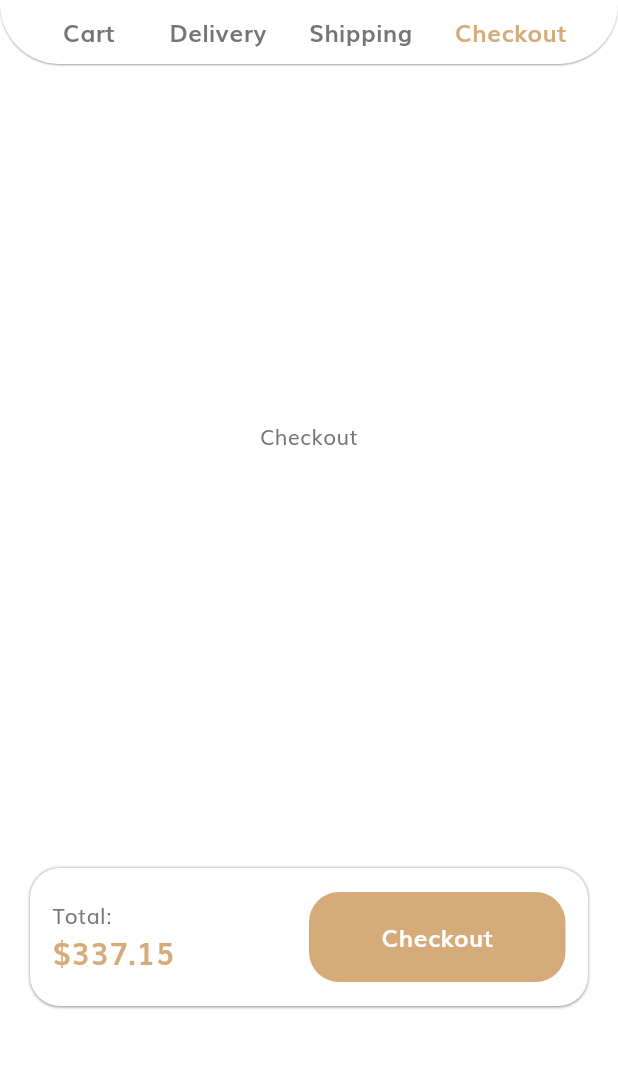
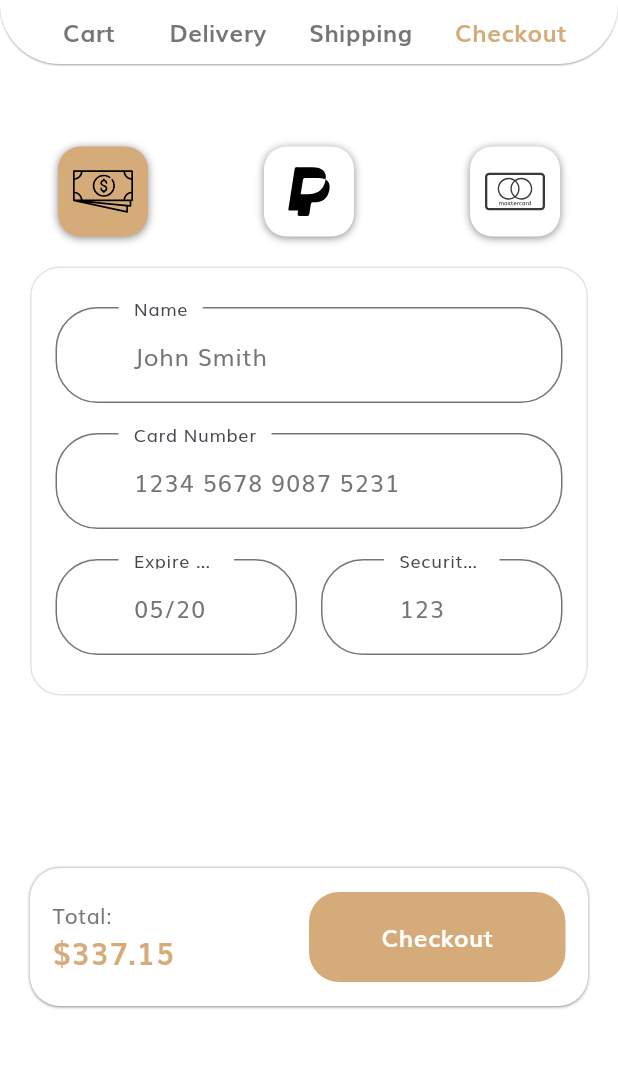
Before and after one commit to Mukarram-Dev/Ecommerce-App-Flutter, a Flutter app: the CartScreen screen opened directly, after a tap on "Checkout", on a phone screen of 412 x 824 dp, the part 170-1236 px from its top. Run offline on Flutter 3.47's test engine with Material 3 defaults, Android fonts, the phone set to English and light mode, and no system bars; our stand-ins replace another_flushbar, carousel_slider, curved_navigation_bar, flutter_hooks, flutter_riverpod, flutter_svg and 5 more; accounts and stored records are empty; network calls fail.

Commit message:
chekout ui complete

```diff
--- a/lib/config/assets/image_assets.dart
+++ b/lib/config/assets/image_assets.dart
@@ -67,4 +67,7 @@ class ImageAssets {
   static const String deliveryIcon = 'assets/svg/delivery.svg';
   static const String shippingIcon = 'assets/svg/shipping.svg';
   static const String checkoutIcon = 'assets/svg/checkout.svg';
+  static const String paypalIcon = 'assets/svg/paypal.svg';
+  static const String mastercardIcon = 'assets/svg/mastercard.svg';
+  static const String cashDeliveryIcon = 'assets/svg/cod.svg';
 }
--- a/lib/views/cart screen/cart_screen.dart
+++ b/lib/views/cart screen/cart_screen.dart
@@ -8,6 +8,7 @@ import 'package:ecommerce_app/views/cart%20screen/widgets/address_cardview.dart'
 import 'package:ecommerce_app/views/cart%20screen/widgets/cart_listview.dart';
 import 'package:ecommerce_app/views/cart%20screen/widgets/checkout_card.dart';
 import 'package:ecommerce_app/views/cart%20screen/widgets/delivery_option_widget.dart';
+import 'package:ecommerce_app/views/cart%20screen/widgets/payment_checkout.dart';
 import 'package:flutter/material.dart';
 import 'package:flutter_riverpod/flutter_riverpod.dart';
 import 'package:flutter_svg/svg.dart';
@@ -33,9 +34,17 @@ class _CartScreenState extends ConsumerState<CartScreen> {
   }
 
   @override
+  void dispose() {
+    _pageController.dispose();
+    super.dispose();
+  }
+
+  @override
   Widget build(BuildContext context) {
     final orderState = ref.watch(orderProvider);
-    return Scaffold(
+    return PopScope(
+      onPopInvokedWithResult: (didPop, result) => _onCategoryTap(0),
+      child: Scaffold(
         backgroundColor: Colors.white,
         appBar: AppBar(
           elevation: 0.5,
@@ -124,6 +133,7 @@ class _CartScreenState extends ConsumerState<CartScreen> {
             title: orderState.activePage == 3 ? 'Checkout' : 'Proceed',
           ),
         ),
+      ),
     );
   }
 }
@@ -132,5 +142,5 @@ List<Widget> orderprocssingWidget = [
   const CartListview(),
   const Center(child: DeliveryOptionWidget()),
   const Center(child: AddressCardview()),
-  const Center(child: Text('Checkout')),
+  const Center(child: PaymentCheckoutView()),
 ];
--- /dev/null
+++ b/lib/views/cart screen/widgets/payment_checkout.dart
@@ -0,0 +1,99 @@
+import 'package:ecommerce_app/config/components/custom_text_field.dart';
+import 'package:ecommerce_app/config/theme/colors.dart';
+import 'package:ecommerce_app/providers/order%20process/order_provider.dart';
+import 'package:ecommerce_app/utils/app_constants.dart';
+import 'package:flutter/material.dart';
+import 'package:flutter_riverpod/flutter_riverpod.dart';
+import 'package:flutter_svg/svg.dart';
+
+class PaymentCheckoutView extends ConsumerWidget {
+  const PaymentCheckoutView({super.key});
+
+  @override
+  Widget build(BuildContext context, WidgetRef ref) {
+    final orderState = ref.watch(orderProvider);
+    return SingleChildScrollView(
+      child: Column(
+        children: [
+          Row(
+              mainAxisAlignment: MainAxisAlignment.spaceAround,
+              children: List.generate(
+                orderState.paymentMethodList.length,
+                (index) {
+                  final payment = orderState.paymentMethodList[index];
+
+                  return GestureDetector(
+                    onTap: () => ref.read(orderProvider.notifier).updatePayment(
+                          index,
+                          payment.paymentTitle,
+                        ),
+                    child: Container(
+                      padding: const EdgeInsets.symmetric(
+                          horizontal: 10, vertical: 10),
+                      decoration: BoxDecoration(
+                        color: payment.isSelected
+                            ? AppColors.primaryColor
+                            : AppColors.white,
+                        boxShadow: AppConstants.shadow,
+                        borderRadius: BorderRadius.circular(15),
+                      ),
+                      child: Center(
+                        child: SvgPicture.asset(
+                          payment.icon,
+                          height: 40,
+                          width: 40,
+                        ),
+                      ),
+                    ),
+                  );
+                },
+              )),
+          Padding(
+            padding: const EdgeInsets.all(20),
+            child: Container(
+              padding: const EdgeInsets.all(16.0),
+              decoration: BoxDecoration(
+                color: AppColors.white,
+                borderRadius: BorderRadius.circular(20),
+                border: Border.all(color: AppColors.grey.withAlpha(300)),
+              ),
+              child: Column(
+                crossAxisAlignment: CrossAxisAlignment.start,
+                children: [
+                  _buildField('Name', 'John Smith', true),
+                  _buildField('Card Number', '1234 5678 9087 5231', true),
+                  Row(
+                    mainAxisAlignment: MainAxisAlignment.spaceBetween,
+                    children: [
+                      Flexible(
+                        flex: 1,
+                        child: _buildField('Expire Date', '05/20', true),
+                      ),
+                      const SizedBox(width: 16),
+                      Flexible(
+                        flex: 1,
+                        child: _buildField('Security Code', '123', true),
+                      ),
+                    ],
+                  ),
+                ],
+              ),
+            ),
+          ),
+        ],
+      ),
+    );
+  }
+
+  Widget _buildField(String label, String value, bool hasCheckmark) {
+    return Padding(
+      padding: const EdgeInsets.symmetric(vertical: 10.0),
+      child: CustomTextFieldWidget(
+        labelText: label,
+        controller: TextEditingController(),
+        textInputType: TextInputType.text,
+        hintTitle: value,
+      ),
+    );
+  }
+}
```
Also changed, not shown: lib/models/app_data.dart (+18 -0 lines), lib/models/payment_method.dart (added, +19 -0 lines), lib/providers/order process/order_provider.dart (+15 -0 lines), assets/svg/cod.svg (added), assets/svg/mastercard.svg (added), assets/svg/paypal.svg (added). Lines whose indentation alone changed are shown as unchanged.
